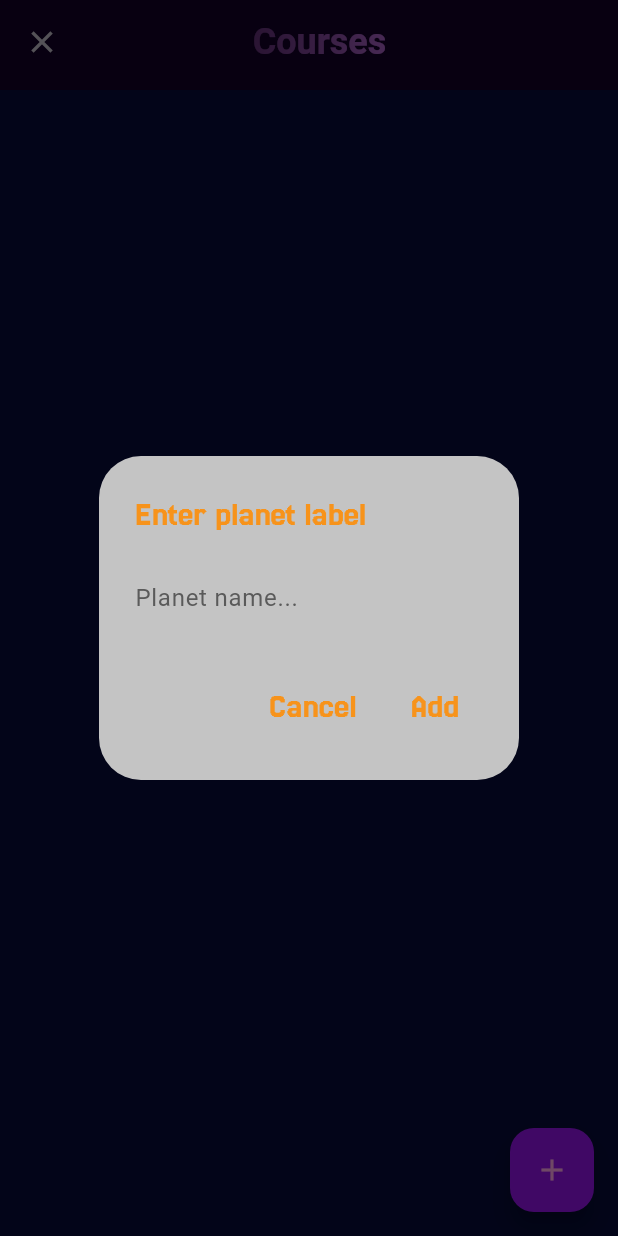
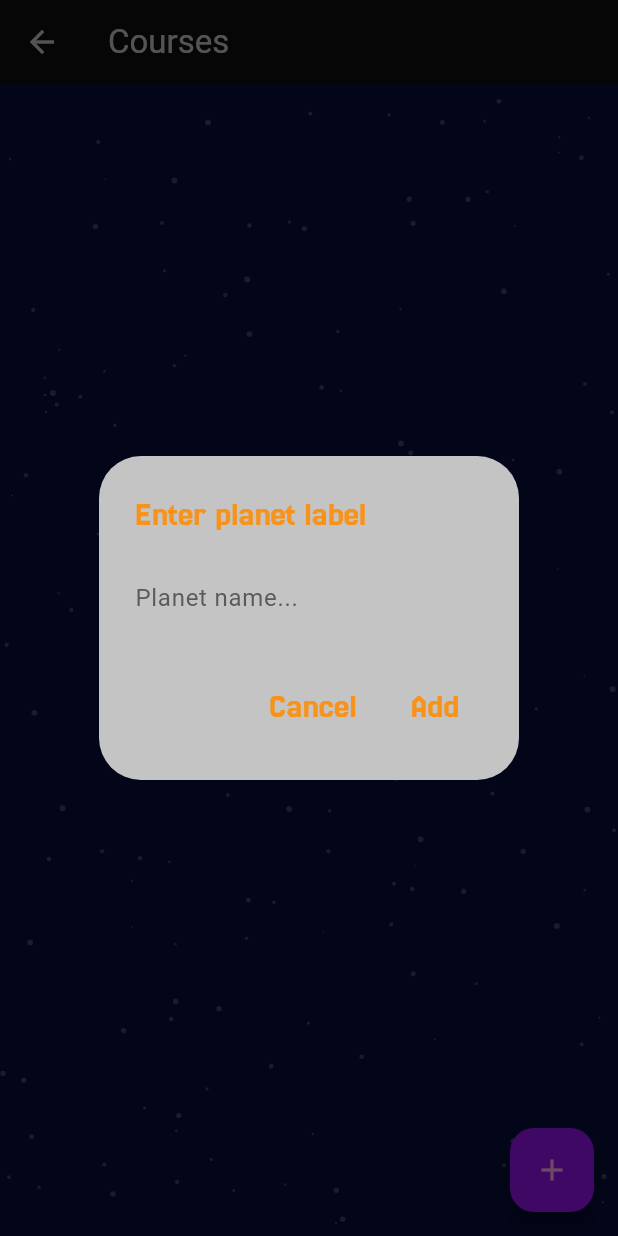
Before and after one commit to Yigidosantos9/310-Project, a Flutter app: the CoursesPage screen opened by its route, after a tap on the "add" icon, on a phone screen of 412 x 824 dp. Run offline on Flutter 3.47's test engine with Material 3 defaults, Android fonts, the phone set to English and light mode, and no system bars; our stand-ins replace cloud_firestore, firebase_auth, firebase_core, flutter_riverpod, flutter_svg, tuple; accounts and stored records are empty; Roboto replaces fonts that are missing (Orbitron).

Commit message:
NotePage, CoursesPage, GroupsPage added. Pubspec.yaml has Tuple added to it. NotesProvider, CoursesProvider, NotesModel, CoursesModel added as well.

```diff
--- /dev/null
+++ b/spacy_notes/lib/models/courses_model.dart
@@ -0,0 +1,17 @@
+import 'package:cloud_firestore/cloud_firestore.dart';
+
+class Course {
+  final String id;
+  final String name;
+
+  Course({required this.id, required this.name});
+
+  factory Course.fromFirestore(DocumentSnapshot doc) {
+    final data = doc.data() as Map<String, dynamic>;
+    return Course(id: doc.id, name: data['name'] ?? '');
+  }
+
+  Map<String, dynamic> toMap() {
+    return {'name': name};
+  }
+}
--- /dev/null
+++ b/spacy_notes/lib/providers/courses_provider.dart
@@ -0,0 +1,30 @@
+import 'package:flutter_riverpod/flutter_riverpod.dart';
+import 'package:cloud_firestore/cloud_firestore.dart';
+import 'package:spacy_notes/models/courses_model.dart';
+
+final courseListProvider = FutureProvider.family<List<Course>, String>((
+  ref,
+  teamId,
+) async {
+  final snapshot =
+      await FirebaseFirestore.instance
+          .collection('teams')
+          .doc(teamId)
+          .collection('courses')
+          .get();
+
+  return snapshot.docs.map((doc) => Course.fromFirestore(doc)).toList();
+});
+
+final addCourseProvider =
+    Provider<Future<void> Function(String teamId, Course)>((ref) {
+      return (String teamId, Course course) async {
+        final docRef = FirebaseFirestore.instance
+            .collection('teams')
+            .doc(teamId)
+            .collection('courses')
+            .doc(course.id);
+
+        await docRef.set(course.toMap());
+      };
+    });
--- a/spacy_notes/lib/screens/coursesPage.dart
+++ b/spacy_notes/lib/screens/coursesPage.dart
@@ -1,8 +1,11 @@
 import 'package:flutter/material.dart';
+import 'package:flutter_riverpod/flutter_riverpod.dart';
 import 'package:spacy_notes/CustomWidgets/customText.dart';
 import 'package:spacy_notes/core/constants/color_constants.dart';
-import 'package:spacy_notes/CustomWidgets/customAppBar.dart';
 import 'dart:math';
+import 'package:tuple/tuple.dart';
+import 'package:spacy_notes/models/courses_model.dart';
+import 'package:spacy_notes/providers/courses_provider.dart';
 
 int getRandomNumberInRange(int min, int max) {
   Random random = Random();
@@ -18,43 +21,94 @@ Color getRandomColor() {
   return hslColor.toColor();
 }
 
-class CoursesPage extends StatefulWidget {
+class CoursesPage extends ConsumerStatefulWidget {
   const CoursesPage({super.key});
 
   @override
-  State<CoursesPage> createState() => _CoursesPageState();
+  ConsumerState<CoursesPage> createState() => _CoursesPageState();
 }
 
-class _CoursesPageState extends State<CoursesPage> {
-  final List<Map<String, dynamic>> planets = [];
+class _CoursesPageState extends ConsumerState<CoursesPage> {
+  String? teamId;
+
   final TextEditingController _textController = TextEditingController();
+
+  final double canvasSize = 1000;
+  final double margin = 100;
+  final double padding = 20.0;
+
+  @override
+  void didChangeDependencies() {
+    super.didChangeDependencies();
+    final args = ModalRoute.of(context)?.settings.arguments;
+    if (args is String) {
+      teamId = args;
+    } else {
+      teamId = '';
+    }
+  }
 
   @override
   Widget build(BuildContext context) {
+    final userId = 'your-user-id';
+    final courseAsyncValue = ref.watch(courseListProvider(teamId!));
+
     return Scaffold(
-      appBar: CustomAppBar(title: 'Courses'),
+      appBar: AppBar(title: const Text('Courses')),
       floatingActionButton: FloatingActionButton(
-        onPressed: _addNewPlanet,
+        onPressed: _addNewCourse,
         backgroundColor: AppColors.mainButtonColor,
         child: Icon(Icons.add, color: AppColors.iconColor),
       ),
       backgroundColor: AppColors.background,
-      body: Stack(
+      body: courseAsyncValue.when(
+        loading: () => const Center(child: CircularProgressIndicator()),
+        error: (error, stack) => Center(child: Text('Error: $error')),
+        data: (courses) {
+          return Stack(
             children: [
+              Positioned.fill(
+                child: CustomPaint(painter: StarFieldPainter(starCount: 150)),
+              ),
               InteractiveViewer(
+                constrained: false,
                 maxScale: 5.0,
                 minScale: 0.5,
                 boundaryMargin: const EdgeInsets.all(double.infinity),
                 child: Center(
-              child: Container(
-                width: 2000, // a big but finite space
-                height: 2000,
-                color: Colors.transparent,
-                child: Stack(children: _buildPlanets()),
+                  child: SizedBox(
+                    width: canvasSize,
+                    height: canvasSize,
+                    child: Stack(
+                      children:
+                          courses.map((course) {
+                            final double top =
+                                getRandomNumberInRange(100, 800).toDouble();
+                            final double left =
+                                getRandomNumberInRange(100, 800).toDouble();
+                            final double size =
+                                getRandomNumberInRange(60, 120).toDouble();
+                            final color = getRandomColor();
+
+                            return Positioned(
+                              top: top,
+                              left: left,
+                              child: PlanetWidget(
+                                color: color,
+                                size: size,
+                                inputText: course.name,
+                                courseId: course.id,
+                                teamId: teamId!,
+                              ),
+                            );
+                          }).toList(),
+                    ),
                   ),
                 ),
               ),
             ],
+          );
+        },
       ),
     );
   }
@@ -74,24 +128,15 @@ class _CoursesPageState extends State<CoursesPage> {
               controller: _textController,
               decoration: InputDecoration(
                 hintText: "Planet name...",
-                hintStyle: TextStyle(
-                  color: AppColors.darkSubTextColor,
-                ), // Color for the hint text
+                hintStyle: TextStyle(color: AppColors.darkSubTextColor),
                 enabledBorder: UnderlineInputBorder(
-                  borderSide: BorderSide(
-                    color: AppColors.secondaryButtonColor,
-                  ), // Border color when not focused
+                  borderSide: BorderSide(color: AppColors.secondaryButtonColor),
                 ),
                 focusedBorder: UnderlineInputBorder(
-                  borderSide: BorderSide(
-                    color: AppColors.mainButtonColor,
-                  ), // Border color when focused
+                  borderSide: BorderSide(color: AppColors.mainButtonColor),
                 ),
               ),
-              autofocus: false,
-              style: TextStyle(
-                color: AppColors.mainButtonColor,
-              ), // Color for the typed text
+              style: TextStyle(color: AppColors.mainButtonColor),
             ),
             actions: [
               TextButton(
@@ -113,55 +158,17 @@ class _CoursesPageState extends State<CoursesPage> {
     );
   }
 
-  void _addNewPlanet() async {
-    String? inputText = await _showTextInputDialog();
+  void _addNewCourse() async {
+    final String? inputText = await _showTextInputDialog();
     if (inputText == null || inputText.trim().isEmpty) return;
 
-    const double padding = 20.0;
-    const int maxAttempts = 50;
+    final userId = 'your-user-id';
+    final addCourse = ref.read(addCourseProvider);
+    final newCourse = Course(id: UniqueKey().toString(), name: inputText);
 
-    for (int attempt = 0; attempt < maxAttempts; attempt++) {
-      double newTop = getRandomNumberInRange(20, 100).toDouble();
-      double newLeft = getRandomNumberInRange(20, 100).toDouble();
-      double newSize = getRandomNumberInRange(20, 100).toDouble();
+    await addCourse(teamId!, newCourse);
 
-      bool overlaps = planets.any((planet) {
-        double dx = newLeft - planet['left'];
-        double dy = newTop - planet['top'];
-        double distance = sqrt(dx * dx + dy * dy);
-        double minAllowedDistance = (newSize + planet['size']) / 2 + padding;
-        return distance < minAllowedDistance;
-      });
-
-      if (!overlaps) {
-        setState(() {
-          planets.add({
-            "color": getRandomColor(),
-            "top": newTop,
-            "left": newLeft,
-            "size": newSize,
-            "text": inputText,
-          });
-        });
-        break;
-      }
-    }
-  }
-
-  List<Widget> _buildPlanets() {
-    return planets
-        .map(
-          (planet) => Positioned(
-            top: planet["top"],
-            left: planet["left"],
-            child: PlanetWidget(
-              color: planet["color"],
-              size: planet["size"],
-              inputText: planet["text"],
-            ),
-          ),
-        )
-        .toList();
+    ref.invalidate(courseListProvider(teamId!));
   }
 }
 
@@ -169,12 +176,16 @@ class PlanetWidget extends StatelessWidget {
   final Color color;
   final double size;
   final String inputText;
+  final String courseId;
+  final String teamId;
 
   const PlanetWidget({
     super.key,
     required this.color,
     required this.size,
     required this.inputText,
+    required this.courseId,
+    required this.teamId,
   });
 
   @override
@@ -201,7 +212,11 @@ class PlanetWidget extends StatelessWidget {
             ),
             child: TextButton(
               onPressed: () {
-                Navigator.pushNamed(context, "/notes");
+                Navigator.pushNamed(
+                  context,
+                  "/notes",
+                  arguments: Tuple2(teamId, courseId),
+                );
               },
               child: FittedBox(
                 child: CustomText(text: inputText, fontSize: 37),
@@ -213,3 +228,25 @@ class PlanetWidget extends StatelessWidget {
     );
   }
 }
+
+class StarFieldPainter extends CustomPainter {
+  final int starCount;
+  final Random _random = Random();
+
+  StarFieldPainter({this.starCount = 100});
+
+  @override
+  void paint(Canvas canvas, Size size) {
+    final paint = Paint()..color = Colors.white.withOpacity(0.2);
+
+    for (int i = 0; i < starCount; i++) {
+      final dx = _random.nextDouble() * size.width;
+      final dy = _random.nextDouble() * size.height;
+      final radius = _random.nextDouble() * 1.5 + 0.5;
+      canvas.drawCircle(Offset(dx, dy), radius, paint);
+    }
+  }
+
+  @override
+  bool shouldRepaint(covariant CustomPainter oldDelegate) => false;
+}
--- a/spacy_notes/pubspec.yaml
+++ b/spacy_notes/pubspec.yaml
@@ -32,6 +32,8 @@ dependencies:
   flutter_svg: ^2.0.7
   flutter:
     sdk: flutter
+
+  tuple: ^2.0.1
 
   # The following adds the Cupertino Icons font to your application.
   # Use with the CupertinoIcons class for iOS style icons.
```
Also changed, not shown: spacy_notes/lib/models/notes_model.dart (added, +28 -0 lines), spacy_notes/lib/providers/notes_provider.dart (added, +28 -0 lines), spacy_notes/lib/screens/groupsPage.dart (+37 -118 lines), spacy_notes/lib/screens/notesPage.dart (+42 -35 lines), spacy_notes/pubspec.lock. Lines whose indentation alone changed are shown as unchanged.
